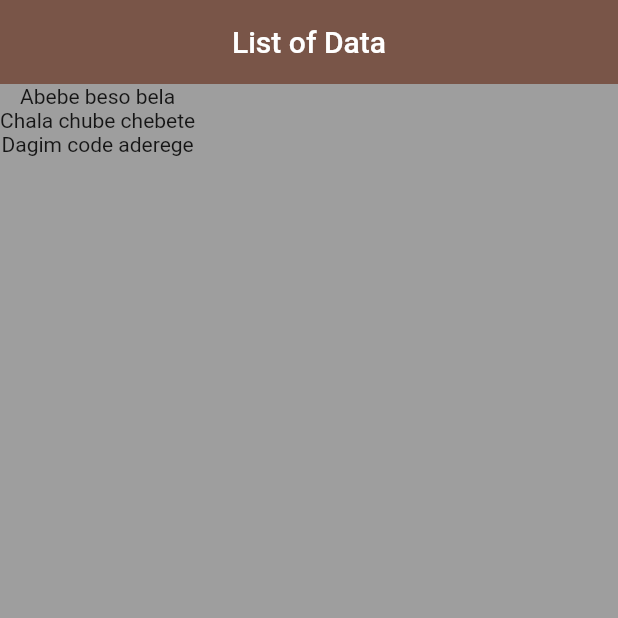
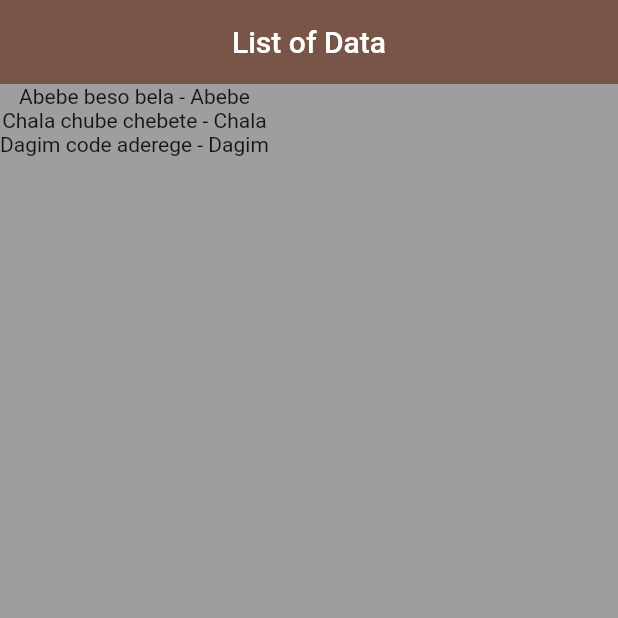
Before and after one commit to Dagim-Fikru/Flutter-Exercise, a Flutter app: the screen it shows after launch, on a phone screen of 412 x 824 dp, the top half of it. Run offline on Flutter 3.47's test engine with Material 2 defaults, Android fonts, the phone set to English and light mode, and no system bars.

Commit message:
iterate list through custom class

```diff
--- /dev/null
+++ b/id/lib/authors.dart
@@ -0,0 +1,8 @@
+// ignore_for_file: non_constant_identifier_names
+
+class list {
+  late String sentence;
+  late String author;
+
+  list({required this.sentence, required this.author});
+}
--- a/id/lib/list.dart
+++ b/id/lib/list.dart
@@ -1,6 +1,7 @@
 // ignore_for_file: prefer_const_constructors, camel_case_types
 
 import 'package:flutter/material.dart';
+import 'authors.dart';
 
 void main() => runApp(MaterialApp(
       home: listTest(),
@@ -14,10 +15,10 @@ class listTest extends StatefulWidget {
 }
 
 class _listTestState extends State<listTest> {
-  List<String> sentences = [
-    'Abebe beso bela',
-    'Chala chube chebete',
-    'Dagim code aderege'
+  List<list> sentences = [
+    list(sentence: 'Abebe beso bela', author: 'Abebe'),
+    list(sentence: 'Chala chube chebete', author: 'Chala'),
+    list(sentence: 'Dagim code aderege', author: 'Dagim')
   ];
   @override
   Widget build(BuildContext context) {
@@ -31,7 +32,7 @@ class _listTestState extends State<listTest> {
       ),
       body: Column(
         children: sentences.map((e) {
-          return Text(e);
+          return Text('${e.sentence} - ${e.author}');
         }).toList(),
       ),
     );
```
